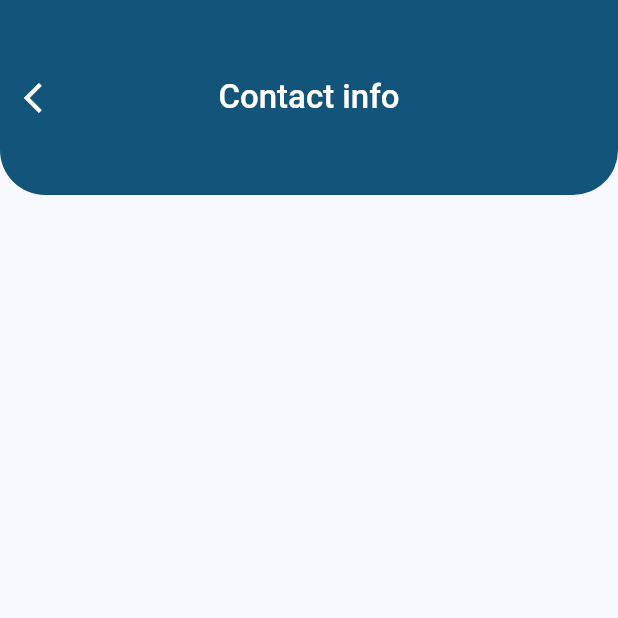
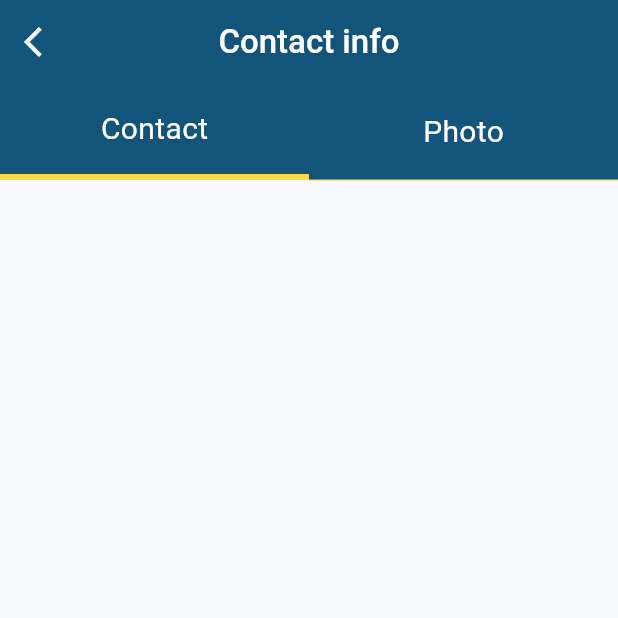
Before and after one commit to kirtikaklotar76/resume_builder_app, a Flutter app: the contact_info screen opened by its route, on a phone screen of 412 x 824 dp, the top half of it. Run offline on Flutter 3.47's test engine with Material 2 defaults, Android fonts, the phone set to English and light mode, and no system bars.

Commit message:
KK | 19/04/2023 | Contact page updated

```diff
--- a/lib/views/screens/contact_info.dart
+++ b/lib/views/screens/contact_info.dart
@@ -11,6 +11,7 @@ class contact_info extends StatefulWidget {
 }
 
 class _contact_infoState extends State<contact_info> {
+  int index = 0;
   @override
   Widget build(BuildContext context) {
     return Scaffold(
@@ -20,12 +21,79 @@ class _contact_infoState extends State<contact_info> {
           "Contact info",
           style: appBarTitleStyle,
         ),
-        toolbarHeight: 130,
-        shape: RoundedRectangleBorder(
-          borderRadius: BorderRadius.only(bottomLeft: Radius.circular(30),bottomRight: Radius.circular(30),),
-        ),
+        // shape: RoundedRectangleBorder(
+        //   borderRadius: BorderRadius.only(bottomLeft: Radius.circular(30),bottomRight: Radius.circular(30),),
+        // ),
         centerTitle: true,
         backgroundColor: Color(0xff13547A),
+      ),
+      body: Column(
+        children: [
+          Expanded(
+            child: Row(
+              children: [
+                Expanded(
+                  child: GestureDetector(
+                    onTap: () {
+                      setState(() {
+                        index = 0;
+                      });
+                    },
+                    child: Container(
+                      alignment: Alignment.center,
+                      child: const Text(
+                        "Contact",
+                        style: TextStyle(
+                          fontSize: 20,
+                          color: Colors.white,
+                        ),
+                      ),
+                      decoration: BoxDecoration(
+                        border: Border(
+                          bottom: BorderSide(
+                              width: index == 0 ? 4 : 0,
+                              color: Colors.amberAccent),
+                        ),
+                        color: Color(0xff13547A),
+                      ),
+                    ),
+                  ),
+                ),
+                Expanded(
+                  child: GestureDetector(
+                    onTap: () {
+                      setState(() {
+                        index = 1;
+                      });
+                    },
+                    child: Container(
+                      alignment: Alignment.center,
+                      child: const Text(
+                        "Photo",
+                        style: TextStyle(
+                          fontSize: 20,
+                          color: Colors.white,
+                        ),
+                      ),
+                      decoration: BoxDecoration(
+                        border: Border(
+                          bottom: BorderSide(
+                              width: index == 1 ? 3 : 0,
+                              color: Colors.amberAccent),
+                        ),
+                        color: Color(0xff13547A),
+                      ),
+                    ),
+                  ),
+                ),
+              ],
+            ),
+          ),
+          Expanded(
+            flex: 11,
+            child: Container(),
+          ),
+        ],
       ),
     );
   }
```
Also changed, not shown: g5.png (added).
